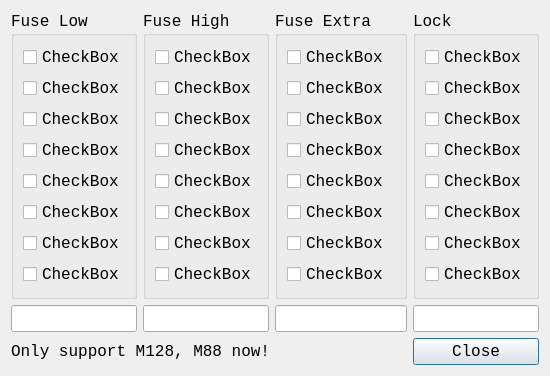
Before: the Qt Designer form ui/bit_selector.ui in mickey9910326/ASA_HMI_Data_Agent, drawn with Qt 5.
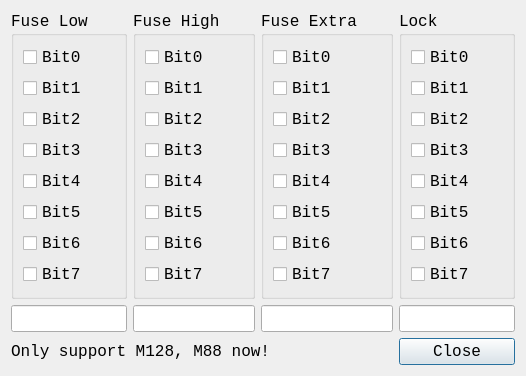
After: the same form once the commit is applied.

Commit message: 新增功能：BitSelecor would update value from mainWindow

```diff
--- a/ui/bit_selector.ui
+++ b/ui/bit_selector.ui
@@ -35,7 +35,7 @@
          </font>
         </property>
         <property name="text">
-         <string>CheckBox</string>
+         <string>Bit0</string>
         </property>
        </widget>
       </item>
@@ -48,7 +48,7 @@
          </font>
         </property>
         <property name="text">
-         <string>CheckBox</string>
+         <string>Bit1</string>
         </property>
        </widget>
       </item>
@@ -61,7 +61,7 @@
          </font>
         </property>
         <property name="text">
-         <string>CheckBox</string>
+         <string>Bit2</string>
         </property>
        </widget>
       </item>
@@ -74,7 +74,7 @@
          </font>
         </property>
         <property name="text">
-         <string>CheckBox</string>
+         <string>Bit3</string>
         </property>
        </widget>
       </item>
@@ -87,7 +87,7 @@
          </font>
         </property>
         <property name="text">
-         <string>CheckBox</string>
+         <string>Bit4</string>
         </property>
        </widget>
       </item>
@@ -100,7 +100,7 @@
          </font>
         </property>
         <property name="text">
-         <string>CheckBox</string>
+         <string>Bit5</string>
         </property>
        </widget>
       </item>
@@ -113,7 +113,7 @@
          </font>
         </property>
         <property name="text">
-         <string>CheckBox</string>
+         <string>Bit6</string>
         </property>
        </widget>
       </item>
@@ -126,7 +126,7 @@
          </font>
         </property>
         <property name="text">
-         <string>CheckBox</string>
+         <string>Bit7</string>
         </property>
        </widget>
       </item>
@@ -154,7 +154,7 @@
          </font>
         </property>
         <property name="text">
-         <string>CheckBox</string>
+         <string>Bit0</string>
         </property>
        </widget>
       </item>
@@ -167,7 +167,7 @@
          </font>
         </property>
         <property name="text">
-         <string>CheckBox</string>
+         <string>Bit1</string>
         </property>
        </widget>
       </item>
@@ -180,7 +180,7 @@
          </font>
         </property>
         <property name="text">
-         <string>CheckBox</string>
+         <string>Bit2</string>
         </property>
        </widget>
       </item>
@@ -193,7 +193,7 @@
          </font>
         </property>
         <property name="text">
-         <string>CheckBox</string>
+         <string>Bit3</string>
         </property>
        </widget>
       </item>
@@ -206,7 +206,7 @@
          </font>
         </property>
         <property name="text">
-         <string>CheckBox</string>
+         <string>Bit4</string>
         </property>
        </widget>
       </item>
@@ -219,7 +219,7 @@
          </font>
         </property>
         <property name="text">
-         <string>CheckBox</string>
+         <string>Bit5</string>
         </property>
        </widget>
       </item>
@@ -232,7 +232,7 @@
          </font>
         </property>
         <property name="text">
-         <string>CheckBox</string>
+         <string>Bit6</string>
         </property>
        </widget>
       </item>
@@ -245,7 +245,7 @@
          </font>
         </property>
         <property name="text">
-         <string>CheckBox</string>
+         <string>Bit7</string>
         </property>
        </widget>
       </item>
@@ -273,7 +273,7 @@
          </font>
         </property>
         <property name="text">
-         <string>CheckBox</string>
+         <string>Bit0</string>
         </property>
        </widget>
       </item>
@@ -286,7 +286,7 @@
          </font>
         </property>
         <property name="text">
-         <string>CheckBox</string>
+         <string>Bit1</string>
         </property>
        </widget>
       </item>
@@ -299,7 +299,7 @@
          </font>
         </property>
         <property name="text">
-         <string>CheckBox</string>
+         <string>Bit2</string>
         </property>
        </widget>
       </item>
@@ -312,7 +312,7 @@
          </font>
         </property>
         <property name="text">
-         <string>CheckBox</string>
+         <string>Bit3</string>
         </property>
        </widget>
       </item>
@@ -325,7 +325,7 @@
          </font>
         </property>
         <property name="text">
-         <string>CheckBox</string>
+         <string>Bit4</string>
         </property>
        </widget>
       </item>
@@ -338,7 +338,7 @@
          </font>
         </property>
         <property name="text">
-         <string>CheckBox</string>
+         <string>Bit5</string>
         </property>
        </widget>
       </item>
@@ -351,7 +351,7 @@
          </font>
         </property>
         <property name="text">
-         <string>CheckBox</string>
+         <string>Bit6</string>
         </property>
        </widget>
       </item>
@@ -364,7 +364,7 @@
          </font>
         </property>
         <property name="text">
-         <string>CheckBox</string>
+         <string>Bit7</string>
         </property>
        </widget>
       </item>
@@ -392,7 +392,7 @@
          </font>
         </property>
         <property name="text">
-         <string>CheckBox</string>
+         <string>Bit0</string>
         </property>
        </widget>
       </item>
@@ -405,7 +405,7 @@
          </font>
         </property>
         <property name="text">
-         <string>CheckBox</string>
+         <string>Bit1</string>
         </property>
        </widget>
       </item>
@@ -418,7 +418,7 @@
          </font>
         </property>
         <property name="text">
-         <string>CheckBox</string>
+         <string>Bit2</string>
         </property>
        </widget>
       </item>
@@ -431,7 +431,7 @@
          </font>
         </property>
         <property name="text">
-         <string>CheckBox</string>
+         <string>Bit3</string>
         </property>
        </widget>
       </item>
@@ -444,7 +444,7 @@
          </font>
         </property>
         <property name="text">
-         <string>CheckBox</string>
+         <string>Bit4</string>
         </property>
        </widget>
       </item>
@@ -457,7 +457,7 @@
          </font>
         </property>
         <property name="text">
-         <string>CheckBox</string>
+         <string>Bit5</string>
         </property>
        </widget>
       </item>
@@ -470,7 +470,7 @@
          </font>
         </property>
         <property name="text">
-         <string>CheckBox</string>
+         <string>Bit6</string>
         </property>
        </widget>
       </item>
@@ -483,7 +483,7 @@
          </font>
         </property>
         <property name="text">
-         <string>CheckBox</string>
+         <string>Bit7</string>
         </property>
        </widget>
       </item>
```
Left out of the diff: 8 changed lines with no effect on the pictures. The commit also changes 2 other files.
